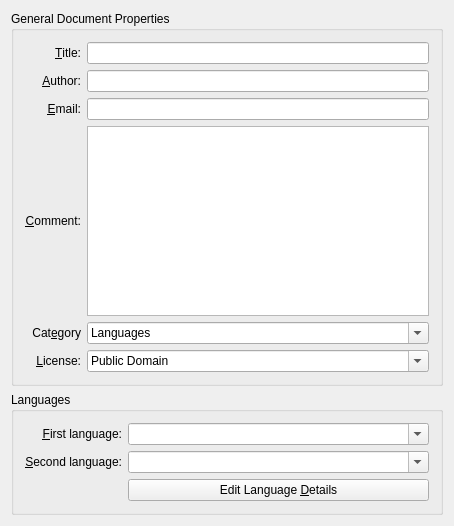
Old version of the form src/settings/TitlePageForm.ui in the repository KDE/parley.
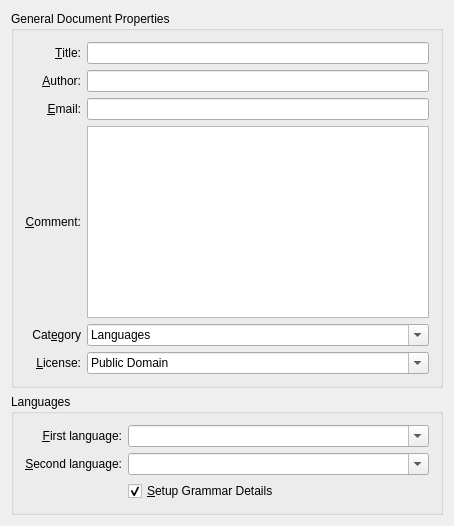
New version of the form. Custom widgets are drawn as their Qt base class.

Commit message: Clean up the creation of new documents. Disable the wizard and only use a single page to set up new docs. Optionally language properties dialog is displayed.

```diff
--- a/src/settings/TitlePageForm.ui
+++ b/src/settings/TitlePageForm.ui
@@ -292,10 +292,13 @@
         </property>
        </widget>
       </item>
-      <item row="3" column="2" >
-       <widget class="QPushButton" name="pushButton" >
+      <item row="4" column="2" >
+       <widget class="QCheckBox" name="grammarCheckBox" >
         <property name="text" >
-         <string>Edit Language &amp;Details</string>
+         <string>&amp;Setup Grammar Details</string>
+        </property>
+        <property name="checked" >
+         <bool>true</bool>
         </property>
        </widget>
       </item>
```
Left out of the diff: 15 changed lines with no effect on the pictures. The commit also changes 5 other files.
